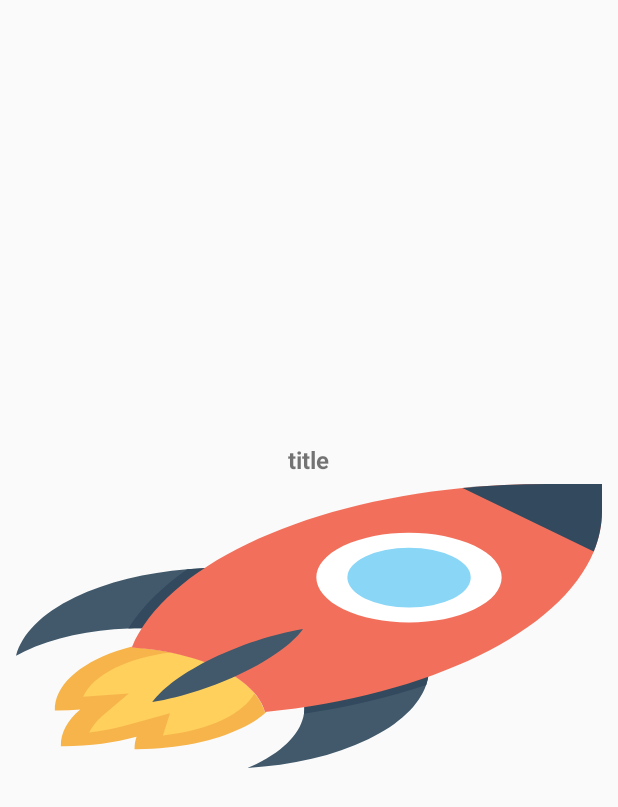
After one commit to jwagnerpl/NasaApp, an Android app: the layout image_row.xml on its own in the app's theme, with its tools: preview values and no code run, on a phone screen of 412 x 824 dp. The commit adds this screen. Shown: the top 807 px of the screen. Run offline under Robolectric (Android 15) with nearby library versions, the light colour scheme and no system bars.

```diff
--- a/app/build.gradle
+++ b/app/build.gradle
@@ -31,6 +31,7 @@ dependencies {
     androidTestImplementation 'com.android.support.test:runner:1.0.1'
     androidTestImplementation 'com.android.support.test.espresso:espresso-core:3.0.1'
     compile 'uk.co.chrisjenx:calligraphy:2.3.0'
+    compile 'com.squareup.picasso:picasso:2.5.2'
     compile 'com.android.support:design:26.1.0'
     compile 'io.reactivex.rxjava2:rxandroid:2.0.1'
     compile 'com.jakewharton.retrofit:retrofit2-rxjava2-adapter:1.0.0'
--- a/app/src/main/java/teamtreehouse/com/nasaapp/ui/activities/MainActivity.java
+++ b/app/src/main/java/teamtreehouse/com/nasaapp/ui/activities/MainActivity.java
@@ -10,9 +10,11 @@ import android.view.Window;
 import android.widget.DatePicker;
 
 import java.util.ArrayList;
+import java.util.List;
 
 import teamtreehouse.com.nasaapp.R;
 import teamtreehouse.com.nasaapp.date_model.CraftDates;
+import teamtreehouse.com.nasaapp.photo_model.Photo;
 import teamtreehouse.com.nasaapp.ui.fragments.StartScreenFragment;
 import uk.co.chrisjenx.calligraphy.CalligraphyContextWrapper;
 
@@ -22,6 +24,7 @@ public class MainActivity extends AppCompatActivity implements DatePickerDialog.
     public static ArrayList<CraftDates> craftDates;
     public static String selectedDate;
     public static String selectedRover;
+    public static ArrayList<Photo> photoList;
 
     @Override
     protected void attachBaseContext(Context newBase) {
--- a/app/src/main/java/teamtreehouse/com/nasaapp/ui/fragments/MainFragment.java
+++ b/app/src/main/java/teamtreehouse/com/nasaapp/ui/fragments/MainFragment.java
@@ -32,7 +32,6 @@ public class MainFragment extends android.app.Fragment {
     @Override
     public void onCreate(@Nullable Bundle savedInstanceState) {
         super.onCreate(savedInstanceState);
-       // int page = getArguments().getInt(ARG_PAGE);
     }
 
     @Override
--- a/app/src/main/java/teamtreehouse/com/nasaapp/ui/fragments/RoverImageFragment.java
+++ b/app/src/main/java/teamtreehouse/com/nasaapp/ui/fragments/RoverImageFragment.java
@@ -60,12 +60,13 @@ public class RoverImageFragment extends android.app.Fragment implements DatePick
 
     @Override
     public void onDateSet(DatePickerDialog view, int year, int monthOfYear, int dayOfMonth) {
-        MainActivity.selectedDate = year + "-" + monthOfYear+1 + "-" + dayOfMonth;
+        monthOfYear = monthOfYear + 1;
+        MainActivity.selectedDate = year + "-" + monthOfYear + "-" + dayOfMonth;
         Log.d(TAG, MainActivity.selectedDate);
         SelectCameraFragment scf = new SelectCameraFragment();
         android.app.FragmentManager fragmentManager = view.getFragmentManager();
         android.app.FragmentTransaction ft = fragmentManager.beginTransaction();
-        ft.addToBackStack("this");
+        ft.addToBackStack("selectCameraFragment");
         ft.detach(fm.findFragmentByTag("addRover"));
         ft.replace(R.id.frame1, scf).commit();
     }
--- /dev/null
+++ b/app/src/main/res/layout/image_row.xml
@@ -0,0 +1,41 @@
+<?xml version="1.0" encoding="utf-8"?>
+<LinearLayout xmlns:android="http://schemas.android.com/apk/res/android"
+    xmlns:ellipsize="http://schemas.android.com/apk/res-auto"
+    xmlns:tools="http://schemas.android.com/tools"
+    android:id="@+id/roverImageRow"
+    android:layout_width="match_parent"
+    android:layout_height="wrap_content"
+    android:layout_gravity="center"
+    android:orientation="horizontal">
+
+    <LinearLayout
+        android:layout_width="match_parent"
+        android:layout_height="match_parent"
+        android:layout_margin="5dp"
+        android:layout_gravity="center_horizontal"
+        android:orientation="vertical">
+
+        <TextView
+            android:id="@+id/imageTitle"
+            android:layout_width="wrap_content"
+            android:ellipsize="end"
+            android:layout_height="wrap_content"
+            android:layout_gravity="center"
+            android:textAlignment="center"
+            android:textSize="16sp"
+            android:textStyle="bold"
+            android:maxLines="2"
+            tools:text="title" />
+
+        <ImageView
+            android:layout_width="match_parent"
+            android:padding="5dp"
+            android:layout_height="200dp"
+            android:scaleType="fitXY"
+            android:id="@+id/roverImage"
+            android:src="@drawable/ic_rocket"
+            />
+
+    </LinearLayout>
+
+</LinearLayout>
```
Also changed, not shown: app/src/main/java/teamtreehouse/com/nasaapp/adapters/RoverImageRecyclerAdapter.java (added, +66 -0 lines), app/src/main/java/teamtreehouse/com/nasaapp/api/ApiCall.java (+32 -4 lines), app/src/main/java/teamtreehouse/com/nasaapp/ui/fragments/RoverImageRecyclerFragment.java (added, +51 -0 lines), app/src/main/java/teamtreehouse/com/nasaapp/ui/fragments/SelectCameraFragment.java (+17 -1 lines), app/src/main/java/teamtreehouse/com/nasaapp/ui/fragments/StartScreenFragment.java (+0 -8 lines), app/src/main/res/layout/fragment_rover_image_recycler.xml (added, +12 -0 lines), app/src/main/res/layout/fragment_start_screen.xml (+0 -14 lines).
